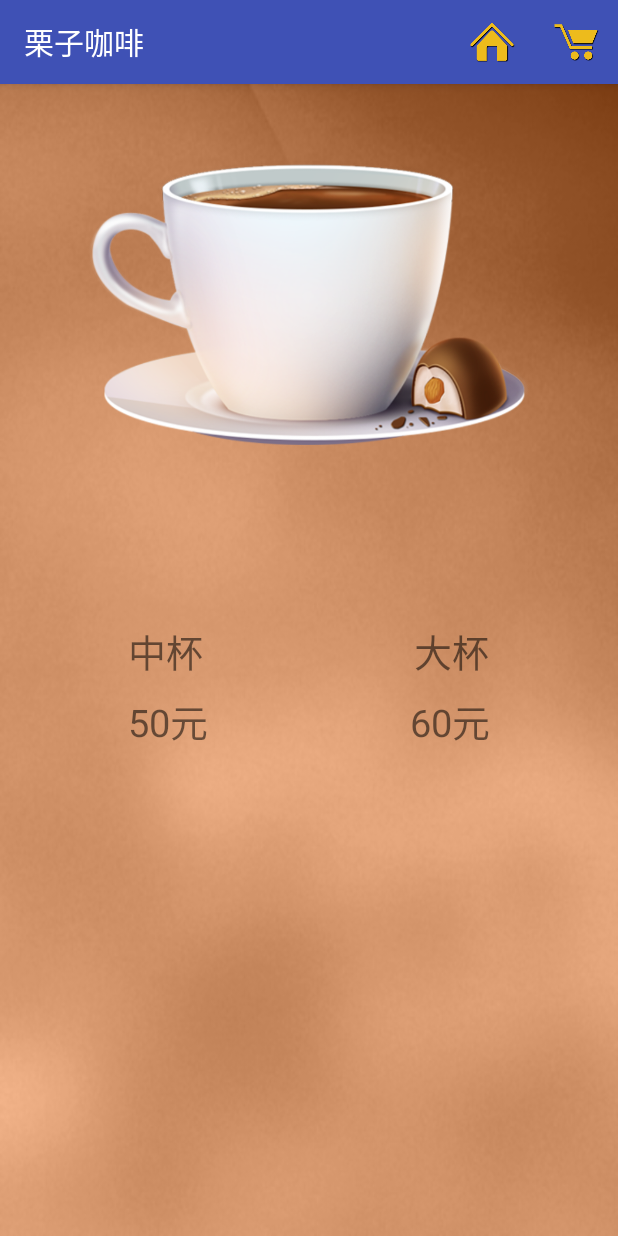
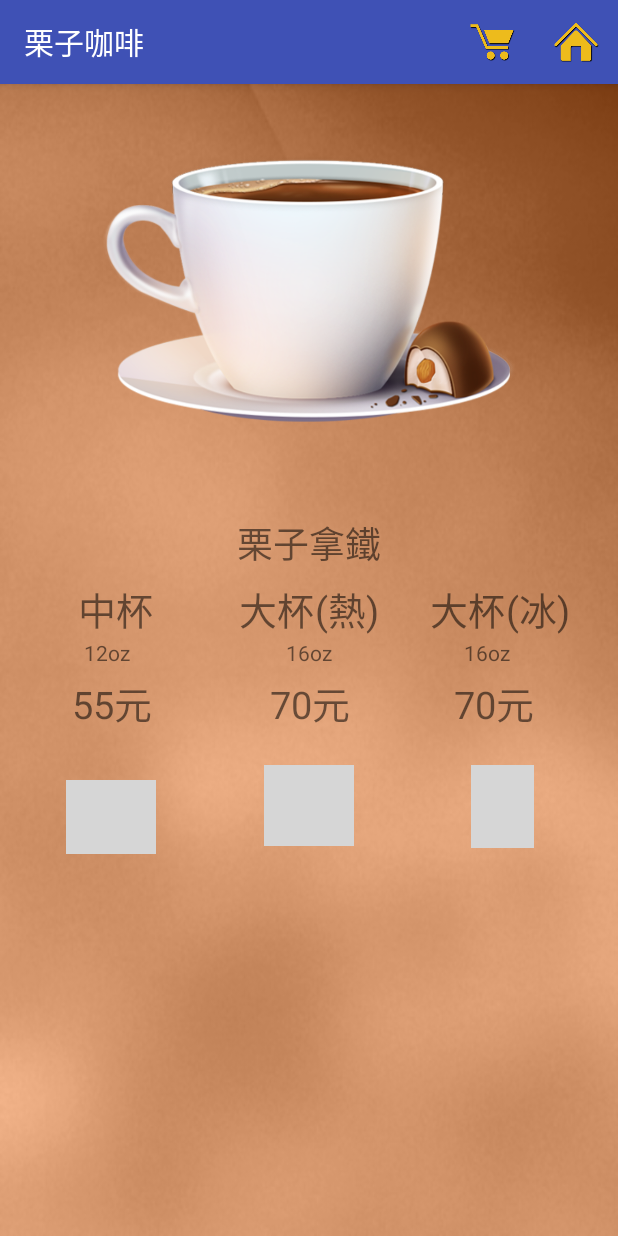
Before and after one commit to abbaaries/NewCoffee, an Android app: the CoffeeMenu screen opened directly, with no data from a screen before it, on a phone screen of 412 x 824 dp. Run offline under Robolectric (Android 15) with nearby library versions, the phone set to English and light mode, and no system bars; grey boxes are pictures that could not be loaded.

Commit message:
add icon button

```diff
--- /dev/null
+++ b/app/src/main/java/com/topic/newcoffee/Coffee.java
@@ -0,0 +1,17 @@
+package com.topic.newcoffee;
+
+import android.widget.ImageView;
+import android.widget.TextView;
+
+/**
+ * Created by Nick on 2017/11/21.
+ */
+
+public class Coffee {
+    String[] name,midPr,hotPr,icePr,midSize,hotSize,iceSize;
+    ImageView coffee_icon;
+    TextView tvName,tvMidPr,tvHotPr,tvIcePr,tvMidSize,tvHotSize,tvIceSize;
+
+    int[] icons = {R.drawable.coffee1, R.drawable.coffee2, R.drawable.coffee3,
+            R.drawable.coffee4, R.drawable.coffee5, R.drawable.coffee6};
+}
--- a/app/src/main/java/com/topic/newcoffee/CoffeeMenu.java
+++ b/app/src/main/java/com/topic/newcoffee/CoffeeMenu.java
@@ -1,17 +1,54 @@
 package com.topic.newcoffee;
 
+import android.support.v7.app.AlertDialog;
 import android.support.v7.app.AppCompatActivity;
 import android.os.Bundle;
 import android.view.Menu;
 import android.view.MenuItem;
+import android.view.View;
+import android.widget.ImageView;
+import android.widget.TextView;
 import android.widget.Toast;
 
 public class CoffeeMenu extends AppCompatActivity {
-
+    String[] name,midPr,hotPr,icePr,midSize,hotSize,iceSize;
+    ImageView coffee_icon;
+    TextView tvName,tvMidPr,tvHotPr,tvIcePr,tvMidSize,tvHotSize,tvIceSize;
     @Override
     protected void onCreate(Bundle savedInstanceState) {
         super.onCreate(savedInstanceState);
         setContentView(R.layout.activity_coffee_menu);
+        setText();
+
+    }
+    void setText(){
+        int type = getIntent().getIntExtra("type",1);
+        Toast.makeText(CoffeeMenu.this,type+"",Toast.LENGTH_SHORT).show();
+        name = getResources().getStringArray(R.array.coffee_list);
+        midPr = getResources().getStringArray(R.array.coffee_middle_price);
+        hotPr = getResources().getStringArray(R.array.coffee_big_hot_price);
+        icePr = getResources().getStringArray(R.array.coffee_big_ice_price);
+        midSize = getResources().getStringArray(R.array.coffee_middle);
+        hotSize = getResources().getStringArray(R.array.coffee_big_hot);
+        iceSize = getResources().getStringArray(R.array.coffee_big_ice);
+
+        coffee_icon =(ImageView)findViewById(R.id.img_coffee);
+
+        tvName = (TextView)findViewById(R.id.tv_name);
+        tvMidPr = (TextView)findViewById(R.id.tv_mid_Price);
+        tvHotPr = (TextView)findViewById(R.id.tv_hotPrice);
+        tvIcePr = (TextView)findViewById(R.id.tv_coldPrice);
+        tvMidSize = (TextView)findViewById(R.id.tv_midSize);
+        tvHotSize = (TextView)findViewById(R.id.tv_hotSize);
+        tvIceSize = (TextView)findViewById(R.id.tv_coldSize);
+
+        tvName.setText(name[type]);
+        tvMidPr.setText(midPr[type]);
+        tvHotPr.setText(hotPr[type]);
+        tvIcePr.setText(icePr[type]);
+        tvMidSize.setText(midSize[type]);
+        tvHotSize.setText(hotSize[type]);
+        tvIceSize.setText(iceSize[type]);
     }
     @Override
     public boolean onCreateOptionsMenu(Menu menu) {
@@ -32,4 +69,19 @@ public class CoffeeMenu extends AppCompatActivity {
         }
         return super.onOptionsItemSelected(item);
     }
+
+    public void midSize(View view) {
+        Toast.makeText(CoffeeMenu.this,"中杯",Toast.LENGTH_SHORT).show();
+        AlertDialog.Builder builder = new AlertDialog.Builder(this);
+//        builder.setMessage()
+    }
+
+    public void hotSize(View view) {
+        Toast.makeText(CoffeeMenu.this,"大杯熱",Toast.LENGTH_SHORT).show();
+    }
+
+    public void iceSize(View view) {
+        Toast.makeText(CoffeeMenu.this,"大杯冰",Toast.LENGTH_SHORT).show();
+    }
+
 }
--- a/app/src/main/java/com/topic/newcoffee/MealList.java
+++ b/app/src/main/java/com/topic/newcoffee/MealList.java
@@ -23,11 +23,12 @@ public class MealList extends AppCompatActivity {
     GridView grid ;
     String[] fun = {"招牌拿鐵","栗子拿鐵","招牌咖啡","美式咖啡","摩卡咖啡","焦糖瑪奇朵"};
     int[] icons = {R.drawable.coffee1, R.drawable.coffee2, R.drawable.coffee3,
-            R.drawable.coffee4, R.drawable.coffee5, R.drawable.coffee6};
+            R.drawable.coffee4, R.drawable.coffee5, R.drawable.coffee6,R.drawable.home};
     @Override
     protected void onCreate(Bundle savedInstanceState) {
         super.onCreate(savedInstanceState);
         setContentView(R.layout.activity_meal_list);
+
         grid = (GridView)findViewById(R.id.grid_view_list);
         grid.setAdapter(new ImageAdapter(this));
         setListener();
@@ -86,7 +87,7 @@ public class MealList extends AppCompatActivity {
             Toast.makeText(MealList.this,parent.getItemAtPosition(position).toString(),Toast.LENGTH_SHORT).show();
             Intent it = new Intent();
             it.setClass(MealList.this,CoffeeMenu.class);
-            it.putExtra("Type",position);
+            it.putExtra("type",position);
             isSendOut=getIntent().getBooleanExtra("isSendOut",false);
             it.putExtra("isSendOut",isSendOut);
             startActivity(it);
--- a/app/src/main/res/drawable/side_nav_bar.xml
+++ /dev/null
@@ -1,9 +0,0 @@
-<shape xmlns:android="http://schemas.android.com/apk/res/android"
-    android:shape="rectangle">
-    <gradient
-        android:angle="135"
-        android:centerColor="#4CAF50"
-        android:endColor="#2E7D32"
-        android:startColor="#81C784"
-        android:type="linear" />
-</shape>
--- a/app/src/main/res/layout/activity_coffee_menu.xml
+++ b/app/src/main/res/layout/activity_coffee_menu.xml
@@ -9,15 +9,15 @@
 
         <ImageView
             android:id="@+id/img_coffee"
-            android:layout_width="300dp"
-            android:layout_height="300dp"
-            app:srcCompat="@drawable/coffee1"
+            android:layout_width="280dp"
+            android:layout_height="280dp"
+            android:layout_marginLeft="8dp"
+            android:layout_marginRight="8dp"
+            android:layout_marginTop="8dp"
+            app:layout_constraintLeft_toLeftOf="parent"
+            app:layout_constraintRight_toRightOf="parent"
             app:layout_constraintTop_toTopOf="parent"
-            android:layout_marginTop="8dp"
-            android:layout_marginLeft="8dp"
-            app:layout_constraintLeft_toLeftOf="parent"
-            android:layout_marginRight="8dp"
-            app:layout_constraintRight_toRightOf="parent" />
+            app:srcCompat="@drawable/coffee1" />
 
         <TextView
             android:id="@+id/tv_coffeeName"
@@ -35,43 +35,151 @@
             android:id="@+id/textView15"
             android:layout_width="wrap_content"
             android:layout_height="wrap_content"
-            android:layout_marginLeft="85dp"
-            android:layout_marginTop="8dp"
+            android:layout_marginLeft="52dp"
+            android:layout_marginTop="0dp"
             android:text="中杯"
             android:textSize="25sp"
             app:layout_constraintLeft_toLeftOf="parent"
             app:layout_constraintTop_toBottomOf="@+id/tv_coffeeName" />
 
     <TextView
+        android:id="@+id/textView2"
+        android:layout_width="wrap_content"
+        android:layout_height="wrap_content"
+        android:layout_marginTop="0dp"
+        android:text="大杯(熱)"
+        android:textSize="25sp"
+        app:layout_constraintTop_toBottomOf="@+id/tv_coffeeName"
+        android:layout_marginRight="8dp"
+        android:layout_marginLeft="8dp"
+        app:layout_constraintLeft_toLeftOf="parent"
+        app:layout_constraintRight_toRightOf="parent" />
+
+    <TextView
         android:id="@+id/textView16"
         android:layout_width="wrap_content"
         android:layout_height="wrap_content"
-            android:layout_marginRight="85dp"
-            android:layout_marginTop="8dp"
-            android:text="大杯"
+        android:layout_marginRight="32dp"
+        android:layout_marginTop="0dp"
+        android:text="大杯(冰)"
         android:textSize="25sp"
         app:layout_constraintRight_toRightOf="parent"
         app:layout_constraintTop_toBottomOf="@+id/tv_coffeeName" />
 
     <TextView
-            android:id="@+id/tv_coffeePrice1"
+        android:id="@+id/tv_midSize"
         android:layout_width="wrap_content"
         android:layout_height="wrap_content"
-            android:layout_marginLeft="85dp"
-            android:layout_marginTop="8dp"
+        android:layout_marginLeft="56dp"
+        android:layout_marginTop="0dp"
+        android:text="12oz"
+        app:layout_constraintLeft_toLeftOf="parent"
+        app:layout_constraintTop_toBottomOf="@+id/textView15" />
+
+    <TextView
+        android:id="@+id/tv_hotSize"
+        android:layout_width="31dp"
+        android:layout_height="wrap_content"
+        android:layout_marginTop="0dp"
+        android:text="16oz"
+        app:layout_constraintTop_toBottomOf="@+id/textView2"
+        android:layout_marginRight="8dp"
+        app:layout_constraintRight_toRightOf="parent"
+        android:layout_marginLeft="8dp"
+        app:layout_constraintLeft_toLeftOf="parent" />
+
+    <TextView
+        android:id="@+id/tv_coldSize"
+        android:layout_width="wrap_content"
+        android:layout_height="wrap_content"
+        android:layout_marginRight="72dp"
+        android:layout_marginTop="0dp"
+        android:text="16oz"
+        app:layout_constraintRight_toRightOf="parent"
+        app:layout_constraintTop_toBottomOf="@+id/textView16" />
+
+    <TextView
+        android:id="@+id/tv_mid_Price"
+        android:layout_width="wrap_content"
+        android:layout_height="wrap_content"
+        android:layout_marginLeft="48dp"
+        android:layout_marginTop="24dp"
         android:text="50元"
         android:textSize="25sp"
         app:layout_constraintLeft_toLeftOf="parent"
         app:layout_constraintTop_toBottomOf="@+id/textView15" />
 
     <TextView
-            android:id="@+id/tv_coffeePrice2"
+        android:id="@+id/tv_coldPrice"
         android:layout_width="wrap_content"
         android:layout_height="wrap_content"
-            android:layout_marginRight="85dp"
-            android:layout_marginTop="8dp"
+        android:layout_marginRight="56dp"
+        android:layout_marginTop="24dp"
         android:text="60元"
         android:textSize="25sp"
         app:layout_constraintRight_toRightOf="parent"
         app:layout_constraintTop_toBottomOf="@+id/textView16" />
+
+    <TextView
+        android:id="@+id/tv_hotPrice"
+        android:layout_width="wrap_content"
+        android:layout_height="wrap_content"
+        android:layout_marginTop="24dp"
+        android:text="60元"
+        android:textSize="25sp"
+        app:layout_constraintTop_toBottomOf="@+id/textView2"
+        android:layout_marginLeft="8dp"
+        app:layout_constraintLeft_toLeftOf="parent"
+        android:layout_marginRight="8dp"
+        app:layout_constraintRight_toRightOf="parent"
+        app:layout_constraintHorizontal_bias="0.501" />
+
+    <TextView
+        android:id="@+id/tv_name"
+        android:layout_width="wrap_content"
+        android:layout_height="wrap_content"
+        android:layout_marginTop="0dp"
+        android:text="拿鐵"
+        android:textSize="24sp"
+        app:layout_constraintTop_toBottomOf="@+id/img_coffee"
+        android:layout_marginLeft="8dp"
+        app:layout_constraintLeft_toLeftOf="parent"
+        android:layout_marginRight="8dp"
+        app:layout_constraintRight_toRightOf="parent" />
+
+    <ImageButton
+        android:id="@+id/imageButton4"
+        android:layout_width="60dp"
+        android:layout_height="49dp"
+        android:layout_marginLeft="44dp"
+        android:layout_marginTop="32dp"
+        android:onClick="midSize"
+        app:layout_constraintLeft_toLeftOf="parent"
+        app:layout_constraintTop_toBottomOf="@+id/tv_mid_Price"
+        app:srcCompat="@drawable/small_size" />
+
+    <ImageButton
+        android:id="@+id/imageButton5"
+        android:layout_width="60dp"
+        android:layout_height="54dp"
+        android:layout_marginLeft="8dp"
+        android:layout_marginRight="8dp"
+        android:layout_marginTop="22dp"
+        android:onClick="hotSize"
+        app:layout_constraintLeft_toLeftOf="parent"
+        app:layout_constraintRight_toRightOf="parent"
+        app:layout_constraintTop_toBottomOf="@+id/tv_hotPrice"
+        app:srcCompat="@drawable/big_hot_size" />
+
+    <ImageButton
+        android:id="@+id/imageButton6"
+        android:layout_width="42dp"
+        android:layout_height="55dp"
+        android:layout_marginRight="56dp"
+        android:layout_marginTop="22dp"
+        android:onClick="iceSize"
+        app:layout_constraintRight_toRightOf="parent"
+        app:layout_constraintTop_toBottomOf="@+id/tv_coldPrice"
+        app:srcCompat="@drawable/big_ice_size" />
+
 </android.support.constraint.ConstraintLayout>
--- a/app/src/main/res/menu/menu.xml
+++ b/app/src/main/res/menu/menu.xml
@@ -1,19 +1,22 @@
 <?xml version="1.0" encoding="utf-8"?>
 <menu xmlns:android="http://schemas.android.com/apk/res/android"
     xmlns:app="http://schemas.android.com/apk/res-auto">
-
-    <item
-        android:id="@+id/home"
-        android:icon="@drawable/home"
-        android:title=""
-        app:showAsAction="always" />
-
     <item
         android:id="@+id/buy_items"
         android:icon="@drawable/buy_it"
         android:title=""
         app:showAsAction="always" />
 
+    <!--<menu>-->
+        <item
+            android:id="@+id/home"
+            android:icon="@drawable/home"
+            android:title=""
+            app:showAsAction="always" />
+
+    <!--</menu>-->
+
+
 
 
 
--- a/app/src/main/res/values/array.xml
+++ b/app/src/main/res/values/array.xml
@@ -34,14 +34,6 @@
         <item>豐原大道</item>
     </array>
 
-    <array name="meal_list">
-        <item>美式咖啡</item>
-        <item>招牌咖啡</item>
-        <item>栗子拿鐵</item>
-        <item>招牌拿鐵</item>
-        <item>摩卡咖啡</item>
-        <item>焦糖瑪奇朵</item>
-    </array>
     <array name="hot_cold">
         <item>熱</item>
         <item>冷</item>
@@ -64,19 +56,66 @@
         <item>去冰</item>
     </array>
     <array name="coffee_middle_price">
-        <item>45元</item>
         <item>50元</item>
         <item>55元</item>
-        <item>50元</item>
-        <item>55元</item>
+        <item>45元</item>
+        <item>65元</item>
+        <item>65元</item>
+        <item>49元</item>
         <item>60元</item>
     </array>
-    <array name="coffee_big_price">
+    <array name="coffee_big_ice_price">
+        <item>65元</item>
+        <item>70元</item>
+        <item>65元</item>
+        <item>95元</item>
+        <item>85元</item>
+        <item>69元</item>
+        <item>75元</item>
+    </array>
+    <array name="coffee_big_hot_price">
+        <item>65元</item>
+        <item>70元</item>
         <item>50元</item>
-        <item>55元</item>
-        <item>60元</item>
-        <item>55元</item>
-        <item>60元</item>
-        <item>65元</item>
+        <item>85元</item>
+        <item>85元</item>
+        <item>69元</item>
+        <item>75元</item>
+    </array>
+    <array name="coffee_list">
+        <item>招牌拿鐵</item>
+        <item>栗子拿鐵</item>
+        <item>美式咖啡</item>
+        <item>摩卡咖啡</item>
+        <item>焦糖瑪奇朵</item>
+        <item>簡單美好</item>
+        <item>卡布奇諾</item>
+    </array>
+    <array name="coffee_middle">
+        <item>12oz</item>
+        <item>12oz</item>
+        <item>12oz</item>
+        <item>12oz</item>
+        <item>12oz</item>
+        <item>12oz</item>
+        <item>12oz</item>
+    </array>
+    <array name="coffee_big_ice">
+        <item>16oz</item>
+        <item>16oz</item>
+        <item>20oz</item>
+        <item>20oz</item>
+        <item>16oz</item>
+        <item>20oz</item>
+        <item>16oz</item>
+    </array>
+    <array name="coffee_big_hot">
+        <item>16oz</item>
+        <item>16oz</item>
+        <item>16oz</item>
+        <item>16oz</item>
+        <item>16oz</item>
+        <item>20oz</item>
+        <item>16oz</item>
     </array>
 </resources>
```
Lines whose indentation alone changed are shown as unchanged.
